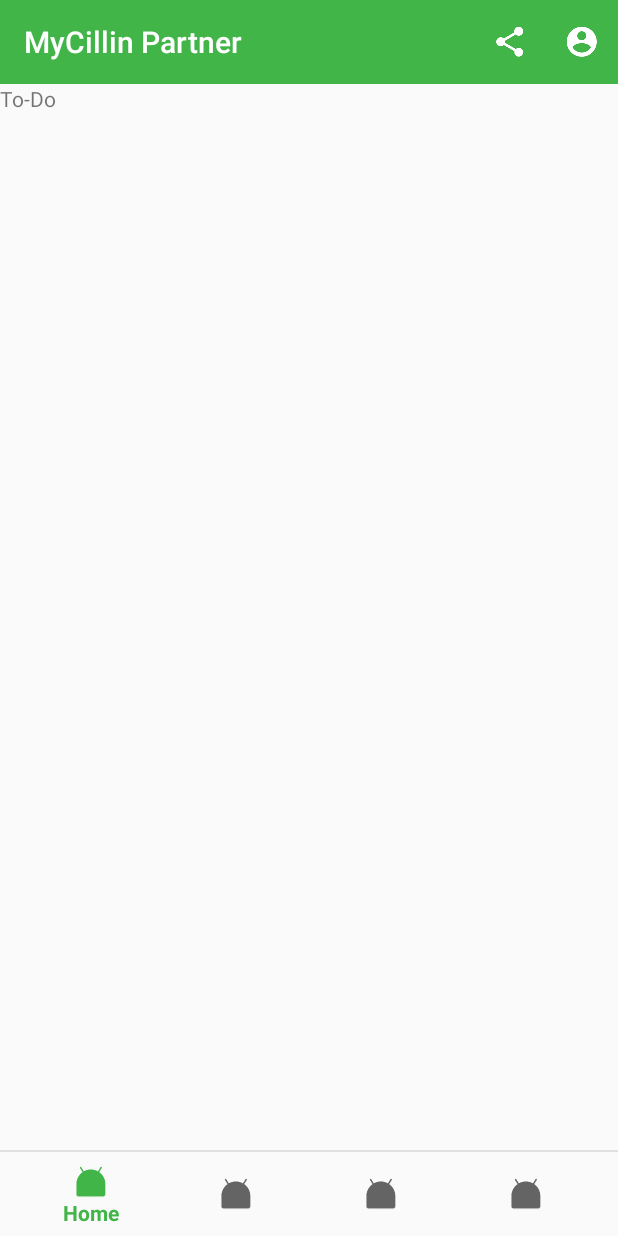
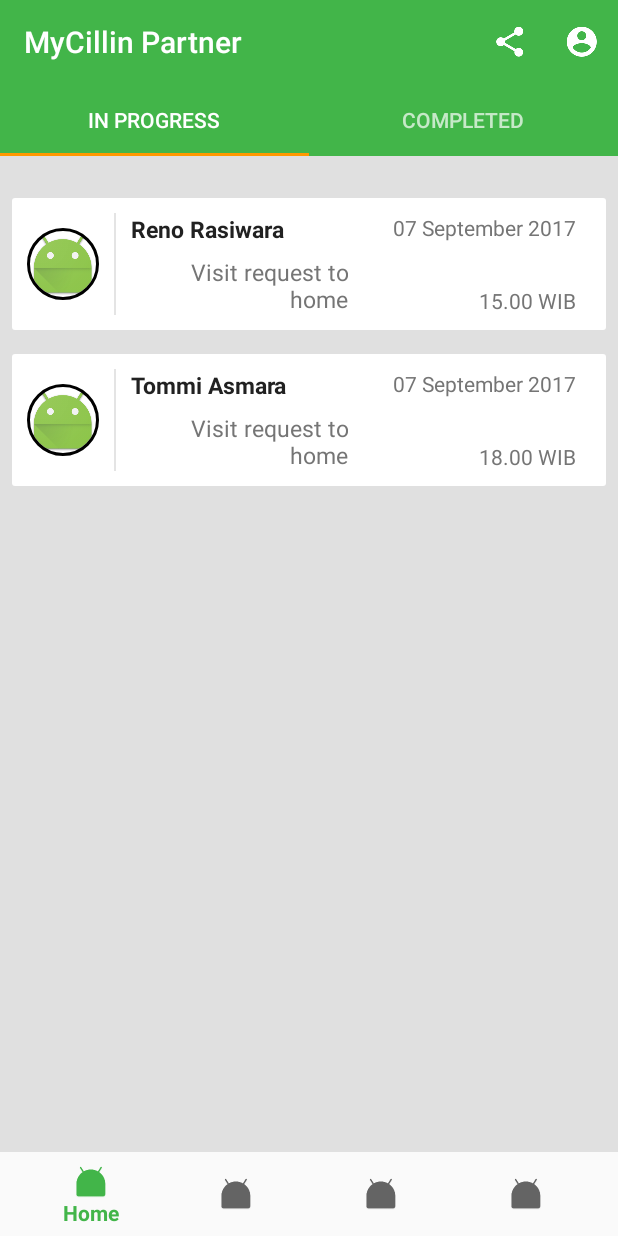
Before and after one commit to mrbagaskoro/android-mycillin-partner, an Android app: the fragment ToDoFragment placed in its activity, on a phone screen of 412 x 824 dp. Run offline under Robolectric (Android 15) with nearby library versions, the phone set to English and light mode, and no system bars; our stand-ins replace ButterKnife, CircleImageView.

Commit message:
Add To Do In Progress Design

```diff
--- /dev/null
+++ b/app/src/main/java/com/mycillin/partner/adapter/ToDoInProgressAdapter.java
@@ -0,0 +1,68 @@
+package com.mycillin.partner.adapter;
+
+import android.support.v7.widget.RecyclerView;
+import android.view.LayoutInflater;
+import android.view.View;
+import android.view.ViewGroup;
+import android.widget.TextView;
+
+import com.mycillin.partner.R;
+import com.mycillin.partner.list.ToDoInProgressList;
+
+import java.util.ArrayList;
+import java.util.List;
+
+import de.hdodenhof.circleimageview.CircleImageView;
+
+/**
+ * Created by mrbagaskoro on 07-Oct-17.
+ */
+
+public class ToDoInProgressAdapter extends RecyclerView.Adapter<ToDoInProgressAdapter.MyViewHolder> {
+    private List<ToDoInProgressList> ToDoInProgressLists;
+    private ArrayList<ToDoInProgressList> arrayToDoInProgressLists;
+
+    public ToDoInProgressAdapter(List<ToDoInProgressList> ToDoInProgressLists) {
+        this.ToDoInProgressLists = ToDoInProgressLists;
+        this.arrayToDoInProgressLists = new ArrayList<>();
+        this.arrayToDoInProgressLists.addAll(ToDoInProgressLists);
+    }
+
+    @Override
+    public MyViewHolder onCreateViewHolder(ViewGroup parent, int viewType) {
+        View itemView = LayoutInflater.from(parent.getContext()).inflate(R.layout.row_in_progress_list, parent, false);
+        return new MyViewHolder(itemView);
+    }
+
+    @Override
+    public void onBindViewHolder(MyViewHolder holder, int position) {
+        ToDoInProgressList resultList = ToDoInProgressLists.get(position);
+        holder.patientName.setText(resultList.getPatientName());
+        holder.bookType.setText(resultList.getBookType());
+        holder.bookDate.setText(resultList.getBookDate());
+        holder.bookTime.setText(resultList.getBookTime());
+    }
+
+    @Override
+    public int getItemCount() {
+        return ToDoInProgressLists.size();
+    }
+
+    public class MyViewHolder extends RecyclerView.ViewHolder {
+        private TextView patientName;
+        private TextView bookType;
+        private TextView bookDate;
+        private TextView bookTime;
+        private CircleImageView patientPic;
+
+
+        public MyViewHolder(View itemView) {
+            super(itemView);
+            patientName = itemView.findViewById(R.id.rowInProgressList_tv_patientName);
+            bookType = itemView.findViewById(R.id.rowInProgressList_tv_bookType);
+            bookDate = itemView.findViewById(R.id.rowInProgressList_tv_bookDate);
+            bookTime = itemView.findViewById(R.id.rowInProgressList_tv_bookTime);
+            patientPic = itemView.findViewById(R.id.rowInProgressList_iv_patientAvatar);
+        }
+    }
+}
--- /dev/null
+++ b/app/src/main/java/com/mycillin/partner/fragment/ToDoCompletedFragment.java
@@ -0,0 +1,28 @@
+package com.mycillin.partner.fragment;
+
+import android.os.Bundle;
+import android.support.v4.app.Fragment;
+import android.view.LayoutInflater;
+import android.view.View;
+import android.view.ViewGroup;
+
+import com.mycillin.partner.R;
+
+public class ToDoCompletedFragment extends Fragment {
+
+    public ToDoCompletedFragment() {
+        // Required empty public constructor
+    }
+
+    @Override
+    public void onCreate(Bundle savedInstanceState) {
+        super.onCreate(savedInstanceState);
+    }
+
+    @Override
+    public View onCreateView(LayoutInflater inflater, ViewGroup container,
+                             Bundle savedInstanceState) {
+        View rootView = inflater.inflate(R.layout.fragment_to_do_completed, container, false);
+        return rootView;
+    }
+}
--- a/app/src/main/java/com/mycillin/partner/fragment/ToDoFragment.java
+++ b/app/src/main/java/com/mycillin/partner/fragment/ToDoFragment.java
@@ -1,14 +1,30 @@
 package com.mycillin.partner.fragment;
 
 import android.os.Bundle;
+import android.support.design.widget.TabLayout;
 import android.support.v4.app.Fragment;
+import android.support.v4.app.FragmentManager;
+import android.support.v4.app.FragmentPagerAdapter;
+import android.support.v4.view.ViewPager;
 import android.view.LayoutInflater;
 import android.view.View;
 import android.view.ViewGroup;
 
 import com.mycillin.partner.R;
 
+import java.util.ArrayList;
+import java.util.List;
+
+import butterknife.BindView;
+import butterknife.ButterKnife;
+
 public class ToDoFragment extends Fragment {
+
+    @BindView(R.id.todoFragment_tabs)
+    TabLayout tabLayout;
+    @BindView(R.id.todoFragment_viewpager)
+    ViewPager viewPager;
+
    public ToDoFragment() {
         // Required empty public constructor
     }
@@ -21,7 +37,49 @@
     @Override
     public View onCreateView(LayoutInflater inflater, ViewGroup container,
                              Bundle savedInstanceState) {
-        View rootview = inflater.inflate(R.layout.fragment_to_do, container, false);
-        return rootview;
+        View rootView = inflater.inflate(R.layout.fragment_to_do, container, false);
+        ButterKnife.bind(this, rootView);
+
+        getActivity().setTitle(R.string.nav_todo);
+        setupViewPager(viewPager);
+        tabLayout.setupWithViewPager(viewPager);
+
+        return rootView;
+    }
+
+    private void setupViewPager(ViewPager viewPager) {
+        ViewPagerAdapter adapter = new ViewPagerAdapter(getChildFragmentManager());
+        adapter.addFragment(new ToDoInProgressFragment(), "In Progress");
+        adapter.addFragment(new ToDoCompletedFragment(), "Completed");
+        viewPager.setAdapter(adapter);
+    }
+
+    private class ViewPagerAdapter extends FragmentPagerAdapter {
+        private final List<Fragment> mFragmentList = new ArrayList<>();
+        private final List<String> mFragmentTitleList = new ArrayList<>();
+
+        ViewPagerAdapter(FragmentManager manager) {
+            super(manager);
+        }
+
+        @Override
+        public Fragment getItem(int position) {
+            return mFragmentList.get(position);
+        }
+
+        @Override
+        public int getCount() {
+            return mFragmentList.size();
+        }
+
+        void addFragment(Fragment fragment, String title) {
+            mFragmentList.add(fragment);
+            mFragmentTitleList.add(title);
+        }
+
+        @Override
+        public CharSequence getPageTitle(int position) {
+            return mFragmentTitleList.get(position);
+        }
     }
 }
--- /dev/null
+++ b/app/src/main/java/com/mycillin/partner/fragment/ToDoInProgressFragment.java
@@ -0,0 +1,84 @@
+package com.mycillin.partner.fragment;
+
+import android.content.Intent;
+import android.os.Bundle;
+import android.support.v4.app.Fragment;
+import android.support.v7.widget.DefaultItemAnimator;
+import android.support.v7.widget.LinearLayoutManager;
+import android.support.v7.widget.RecyclerView;
+import android.view.LayoutInflater;
+import android.view.View;
+import android.view.ViewGroup;
+
+import com.mycillin.partner.R;
+import com.mycillin.partner.adapter.ToDoInProgressAdapter;
+import com.mycillin.partner.list.ToDoInProgressList;
+import com.mycillin.partner.util.RecyclerTouchListener;
+
+import java.util.ArrayList;
+import java.util.List;
+
+import butterknife.BindView;
+import butterknife.ButterKnife;
+
+public class ToDoInProgressFragment extends Fragment {
+
+    @BindView(R.id.toDoInProgressFragment_rv_recyclerView)
+    RecyclerView toDoInProgressRecyclerView;
+
+    private List<ToDoInProgressList> toDoInProgressLists = new ArrayList<>();
+    private ToDoInProgressAdapter toDoInProgressAdapter;
+
+    public ToDoInProgressFragment() {
+        // Required empty public constructor
+    }
+
+    @Override
+    public void onCreate(Bundle savedInstanceState) {
+        super.onCreate(savedInstanceState);
+    }
+
+    @Override
+    public View onCreateView(LayoutInflater inflater, ViewGroup container,
+                             Bundle savedInstanceState) {
+        View rootView = inflater.inflate(R.layout.fragment_to_do_in_progress, container, false);
+        ButterKnife.bind(this, rootView);
+
+        getToDoInProgressList();
+
+        return rootView;
+    }
+
+    public void getToDoInProgressList() {
+        toDoInProgressRecyclerView.setLayoutManager(new LinearLayoutManager(getContext()));
+        toDoInProgressRecyclerView.setItemAnimator(new DefaultItemAnimator());
+
+        toDoInProgressLists.clear();
+        toDoInProgressLists.add(new ToDoInProgressList("pic_01.jpg", "Reno Rasiwara", "Visit request to home", "07 September 2017", "15.00 WIB"));
+        toDoInProgressLists.add(new ToDoInProgressList("pic_01.jpg", "Tommi Asmara", "Visit request to home", "07 September 2017", "18.00 WIB"));
+
+        toDoInProgressAdapter = new ToDoInProgressAdapter(toDoInProgressLists);
+        toDoInProgressRecyclerView.setAdapter(toDoInProgressAdapter);
+        toDoInProgressAdapter.notifyDataSetChanged();
+
+        toDoInProgressRecyclerView.addOnItemTouchListener(new RecyclerTouchListener(getContext(), toDoInProgressRecyclerView, new RecyclerTouchListener.ClickListener() {
+            @Override
+            public void onClick(View view, int position) {
+                ToDoInProgressList list = toDoInProgressLists.get(position);
+
+                /*Intent intent = new Intent(getContext(), ToDoInProgressDetailActivity.class);
+                intent.putExtra(ToDoInProgressDetailActivity.KEY_FLAG_PATIENT_NAME, list.getPatientName());
+                intent.putExtra(ToDoInProgressDetailActivity.KEY_FLAG_PATIENT_DATE, list.getBookDate());
+                intent.putExtra(ToDoInProgressDetailActivity.KEY_FLAG_PATIENT_TIME, list.getBookTime());
+                intent.putExtra(ToDoInProgressDetailActivity.KEY_FLAG_PATIENT_TYPE, list.getBookType());
+                intent.putExtra(ToDoInProgressDetailActivity.KEY_FLAG_PATIENT_PIC, list.getPatientPic());
+                startActivity(intent);*/
+            }
+
+            @Override
+            public void onLongClick(View view, int position) {
+
+            }
+        }));
+    }
+}
--- /dev/null
+++ b/app/src/main/java/com/mycillin/partner/list/ToDoInProgressList.java
@@ -0,0 +1,61 @@
+package com.mycillin.partner.list;
+
+/**
+ * Created by mrbagaskoro on 07-Oct-17.
+ */
+
+public class ToDoInProgressList {
+    private String patientPic;
+    private String patientName;
+    private String bookType;
+    private String bookDate;
+    private String bookTime;
+
+    public ToDoInProgressList(String patientPic, String patientName, String bookType, String bookDate, String bookTime){
+        this.patientPic = patientPic;
+        this.patientName = patientName;
+        this.bookType = bookType;
+        this.bookDate = bookDate;
+        this.bookTime = bookTime;
+    }
+
+    public String getPatientPic() {
+        return patientPic;
+    }
+
+    public void setPatientPic(String patientPic) {
+        this.patientPic = patientPic;
+    }
+
+    public String getPatientName() {
+        return patientName;
+    }
+
+    public void setPatientName(String patientName) {
+        this.patientName = patientName;
+    }
+
+    public String getBookType() {
+        return bookType;
+    }
+
+    public void setBookType(String bookType) {
+        this.bookType = bookType;
+    }
+
+    public String getBookDate() {
+        return bookDate;
+    }
+
+    public void setBookDate(String bookDate) {
+        this.bookDate = bookDate;
+    }
+
+    public String getBookTime() {
+        return bookTime;
+    }
+
+    public void setBookTime(String bookTime) {
+        this.bookTime = bookTime;
+    }
+}
--- a/app/src/main/res/layout/fragment_to_do.xml
+++ b/app/src/main/res/layout/fragment_to_do.xml
@@ -1,13 +1,25 @@
-<FrameLayout xmlns:android="http://schemas.android.com/apk/res/android"
-    xmlns:tools="http://schemas.android.com/tools"
+<android.support.design.widget.CoordinatorLayout xmlns:android="http://schemas.android.com/apk/res/android"
+    xmlns:app="http://schemas.android.com/apk/res-auto"
     android:layout_width="match_parent"
-    android:layout_height="match_parent"
-    tools:context="com.mycillin.partner.fragment.ToDoFragment">
+    android:layout_height="match_parent">
 
-    <!-- TODO: Update blank fragment layout -->
-    <TextView
+    <android.support.design.widget.AppBarLayout
+        android:layout_width="match_parent"
+        android:layout_height="wrap_content"
+        android:theme="@style/ThemeOverlay.AppCompat.Dark.ActionBar">
+
+        <android.support.design.widget.TabLayout
+            android:id="@+id/todoFragment_tabs"
+            android:layout_width="match_parent"
+            android:layout_height="wrap_content"
+            app:tabMode="fixed"
+            app:tabGravity="fill"/>
+    </android.support.design.widget.AppBarLayout>
+
+    <android.support.v4.view.ViewPager
+        android:id="@+id/todoFragment_viewpager"
         android:layout_width="match_parent"
         android:layout_height="match_parent"
-        android:text="To-Do" />
+        app:layout_behavior="@string/appbar_scrolling_view_behavior"  />
 
-</FrameLayout>
+</android.support.design.widget.CoordinatorLayout>
--- /dev/null
+++ b/app/src/main/res/layout/fragment_to_do_completed.xml
@@ -0,0 +1,13 @@
+<FrameLayout xmlns:android="http://schemas.android.com/apk/res/android"
+    xmlns:tools="http://schemas.android.com/tools"
+    android:layout_width="match_parent"
+    android:layout_height="match_parent"
+    tools:context="com.mycillin.partner.fragment.ToDoCompletedFragment">
+
+    <!-- TODO: Update blank fragment layout -->
+    <TextView
+        android:layout_width="match_parent"
+        android:layout_height="match_parent"
+        android:text="Completed" />
+
+</FrameLayout>
--- /dev/null
+++ b/app/src/main/res/layout/fragment_to_do_in_progress.xml
@@ -0,0 +1,17 @@
+<?xml version="1.0" encoding="utf-8"?>
+<RelativeLayout xmlns:android="http://schemas.android.com/apk/res/android"
+    xmlns:tools="http://schemas.android.com/tools"
+    android:layout_width="match_parent"
+    android:layout_height="match_parent"
+    android:background="@color/bgColor"
+    tools:context="com.mycillin.partner.fragment.ToDoInProgressFragment">
+
+    <android.support.v7.widget.RecyclerView
+        android:id="@+id/toDoInProgressFragment_rv_recyclerView"
+        android:layout_width="match_parent"
+        android:layout_height="match_parent"
+        android:paddingTop="20dp" >
+
+    </android.support.v7.widget.RecyclerView>
+
+</RelativeLayout>
--- /dev/null
+++ b/app/src/main/res/layout/row_in_progress_list.xml
@@ -0,0 +1,118 @@
+<?xml version="1.0" encoding="utf-8"?>
+<RelativeLayout xmlns:android="http://schemas.android.com/apk/res/android"
+    android:layout_width="match_parent"
+    android:layout_height="wrap_content"
+    android:clickable="true"
+    android:focusable="true"
+    android:orientation="vertical"
+    android:padding="@dimen/spacing_small">
+
+    <LinearLayout
+        android:id="@+id/rowInProgressList_ll_mainContainer"
+        android:layout_width="match_parent"
+        android:layout_height="wrap_content"
+        android:clickable="true"
+        android:focusable="true"
+        android:background="?attr/selectableItemBackground"
+        android:orientation="horizontal" >
+
+        <LinearLayout
+            android:layout_width="match_parent"
+            android:layout_height="wrap_content"
+            android:paddingTop="10dp"
+            android:paddingBottom="10dp"
+            android:orientation="horizontal"
+            android:background="@drawable/frame_alt">
+
+            <LinearLayout
+                android:layout_width="wrap_content"
+                android:layout_height="wrap_content"
+                android:gravity="center"
+                android:orientation="vertical" >
+
+                <de.hdodenhof.circleimageview.CircleImageView
+                    xmlns:app="http://schemas.android.com/apk/res-auto"
+                    android:id="@+id/rowInProgressList_iv_patientAvatar"
+                    android:layout_width="match_parent"
+                    android:layout_height="match_parent"
+                    android:layout_marginTop="10dp"
+                    android:layout_marginBottom="10dp"
+                    android:layout_marginEnd="10dp"
+                    android:layout_marginStart="10dp"
+                    android:src="@mipmap/ic_launcher"
+                    app:civ_border_width="2dp"
+                    app:civ_border_color="@color/black"/>
+
+            </LinearLayout>
+
+            <View
+                android:layout_width="1dp"
+                android:layout_height="match_parent"
+                android:background="@color/bgColor" />
+
+            <LinearLayout
+                android:layout_width="0dp"
+                android:layout_height="match_parent"
+                android:orientation="vertical"
+                android:layout_weight="1" >
+
+                <TextView
+                    android:id="@+id/rowInProgressList_tv_patientName"
+                    android:layout_width="wrap_content"
+                    android:layout_height="wrap_content"
+                    android:layout_marginEnd="10dp"
+                    android:layout_marginStart="10dp"
+                    android:paddingBottom="10dp"
+                    android:textSize="15sp"
+                    android:textStyle="bold"
+                    android:textColor="@color/primaryText"
+                    android:text="@string/rowVisitList_patientName" />
+
+                <TextView
+                    android:id="@+id/rowInProgressList_tv_bookType"
+                    android:layout_width="wrap_content"
+                    android:layout_height="match_parent"
+                    android:layout_marginEnd="10dp"
+                    android:layout_marginStart="10dp"
+                    android:gravity="bottom|end"
+                    android:textSize="15sp"
+                    android:textColor="@color/secondaryText"
+                    android:text="@string/rowVisitList_bookType" />
+
+            </LinearLayout>
+
+            <LinearLayout
+                android:layout_width="wrap_content"
+                android:layout_height="match_parent"
+                android:paddingStart="10dp"
+                android:paddingEnd="10dp"
+                android:gravity="end"
+                android:orientation="vertical" >
+
+                <TextView
+                    android:id="@+id/rowInProgressList_tv_bookDate"
+                    android:layout_width="wrap_content"
+                    android:layout_height="wrap_content"
+                    android:layout_marginEnd="10dp"
+                    android:layout_marginStart="10dp"
+                    android:paddingBottom="10dp"
+                    android:textColor="@color/secondaryText"
+                    android:text="@string/rowEWalletHistoryList_date" />
+
+                <TextView
+                    android:id="@+id/rowInProgressList_tv_bookTime"
+                    android:layout_width="wrap_content"
+                    android:layout_height="match_parent"
+                    android:layout_marginEnd="10dp"
+                    android:layout_marginStart="10dp"
+                    android:gravity="bottom|end"
+                    android:textColor="@color/secondaryText"
+                    android:text="@string/rowVisitList_bookTime" />
+
+            </LinearLayout>
+
+        </LinearLayout>
+
+    </LinearLayout>
+
+</RelativeLayout>
```
